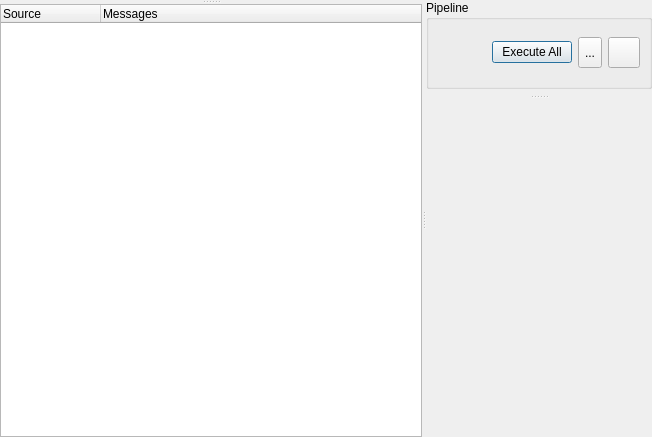
First picture: the form in Include/iqtinsp/CInspectionTaskGuiComp.ui, repository naskin-gmg/AcfSln, before the edit.
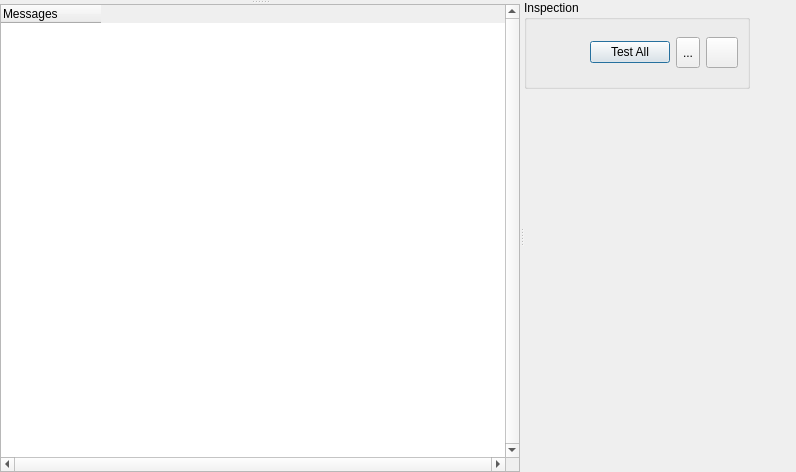
Second picture: the form after the edit. Icons and pictures are not drawn.

```diff
--- a/Include/iqtinsp/CInspectionTaskGuiComp.ui
+++ b/Include/iqtinsp/CInspectionTaskGuiComp.ui
@@ -6,8 +6,8 @@
    <rect>
     <x>0</x>
     <y>0</y>
-    <width>652</width>
-    <height>437</height>
+    <width>796</width>
+    <height>472</height>
    </rect>
   </property>
   <property name="styleSheet">
@@ -30,7 +30,7 @@
 
 </string>
   </property>
-  <layout class="QVBoxLayout" name="verticalLayout_3">
+  <layout class="QHBoxLayout" name="horizontalLayout">
    <property name="leftMargin">
     <number>0</number>
    </property>
@@ -78,14 +78,51 @@
          </property>
          <widget class="QStackedWidget" name="PreviewStack"/>
          <widget class="QTreeWidget" name="MessageList">
+          <property name="sizePolicy">
+           <sizepolicy hsizetype="Expanding" vsizetype="Preferred">
+            <horstretch>0</horstretch>
+            <verstretch>2</verstretch>
+           </sizepolicy>
+          </property>
+          <property name="verticalScrollBarPolicy">
+           <enum>Qt::ScrollBarAlwaysOn</enum>
+          </property>
+          <property name="horizontalScrollBarPolicy">
+           <enum>Qt::ScrollBarAlwaysOn</enum>
+          </property>
+          <property name="sizeAdjustPolicy">
+           <enum>QAbstractScrollArea::AdjustToContentsOnFirstShow</enum>
+          </property>
+          <property name="autoScroll">
+           <bool>true</bool>
+          </property>
+          <property name="showDropIndicator" stdset="0">
+           <bool>false</bool>
+          </property>
           <property name="rootIsDecorated">
            <bool>false</bool>
           </property>
-          <column>
-           <property name="text">
-            <string>Source</string>
-           </property>
-          </column>
+          <property name="uniformRowHeights">
+           <bool>false</bool>
+          </property>
+          <property name="itemsExpandable">
+           <bool>false</bool>
+          </property>
+          <property name="animated">
+           <bool>true</bool>
+          </property>
+          <property name="allColumnsShowFocus">
+           <bool>true</bool>
+          </property>
+          <property name="wordWrap">
+           <bool>true</bool>
+          </property>
+          <attribute name="headerCascadingSectionResizes">
+           <bool>true</bool>
+          </attribute>
+          <attribute name="headerStretchLastSection">
+           <bool>false</bool>
+          </attribute>
           <column>
            <property name="text">
             <string>Messages</string>
@@ -96,12 +133,12 @@
        </item>
       </layout>
      </widget>
-     <widget class="QWidget" name="layoutWidget">
-      <layout class="QVBoxLayout" name="ControlLayout">
+     <widget class="QWidget" name="verticalLayoutWidget_2">
+      <layout class="QVBoxLayout" name="verticalLayout_3">
        <item>
         <widget class="QGroupBox" name="ControlFrame">
          <property name="title">
-          <string>Pipeline</string>
+          <string>Inspection</string>
          </property>
          <layout class="QHBoxLayout" name="horizontalLayout_2">
           <property name="topMargin">
@@ -140,38 +177,6 @@
           </item>
           <item>
            <layout class="QGridLayout" name="gridLayout">
-            <item row="0" column="0">
-             <widget class="QPushButton" name="TestAllButton">
-              <property name="sizePolicy">
-               <sizepolicy hsizetype="Expanding" vsizetype="Fixed">
-                <horstretch>0</horstretch>
-                <verstretch>0</verstretch>
-               </sizepolicy>
-              </property>
-              <property name="toolTip">
-               <string>Recalculate all processing steps</string>
-              </property>
-              <property name="text">
-               <string>Execute All</string>
-              </property>
-              <property name="icon">
-               <iconset resource="../../../Acf/Include/iqtgui/iqtgui.qrc">
-                <normaloff>:/Icons/Play</normaloff>:/Icons/Play</iconset>
-              </property>
-              <property name="iconSize">
-               <size>
-                <width>24</width>
-                <height>24</height>
-               </size>
-              </property>
-              <property name="default">
-               <bool>true</bool>
-              </property>
-              <property name="flat">
-               <bool>false</bool>
-              </property>
-             </widget>
-            </item>
             <item row="0" column="1" colspan="2">
              <widget class="QToolButton" name="AutoTestButton">
               <property name="sizePolicy">
@@ -227,40 +232,103 @@
               </property>
              </widget>
             </item>
+            <item row="0" column="0">
+             <widget class="QPushButton" name="TestAllButton">
+              <property name="sizePolicy">
+               <sizepolicy hsizetype="Expanding" vsizetype="Fixed">
+                <horstretch>0</horstretch>
+                <verstretch>0</verstretch>
+               </sizepolicy>
+              </property>
+              <property name="toolTip">
+               <string>Recalculate all processing steps</string>
+              </property>
+              <property name="text">
+               <string>Test All</string>
+              </property>
+              <property name="icon">
+               <iconset resource="../../../Acf/Include/iqtgui/iqtgui.qrc">
+                <normaloff>:/Icons/Play</normaloff>:/Icons/Play</iconset>
+              </property>
+              <property name="iconSize">
+               <size>
+                <width>24</width>
+                <height>24</height>
+               </size>
+              </property>
+              <property name="default">
+               <bool>true</bool>
+              </property>
+              <property name="flat">
+               <bool>false</bool>
+              </property>
+             </widget>
+            </item>
            </layout>
           </item>
          </layout>
         </widget>
        </item>
        <item>
-        <widget class="QSplitter" name="ParameterSplitter">
-         <property name="orientation">
-          <enum>Qt::Vertical</enum>
-         </property>
-         <widget class="QWidget" name="GeneralParamsFrame" native="true">
-          <layout class="QVBoxLayout" name="verticalLayout_4"/>
-         </widget>
-         <widget class="QFrame" name="ParamsFrame">
-          <property name="sizePolicy">
-           <sizepolicy hsizetype="Preferred" vsizetype="MinimumExpanding">
-            <horstretch>0</horstretch>
-            <verstretch>0</verstretch>
-           </sizepolicy>
-          </property>
-          <property name="frameShape">
-           <enum>QFrame::NoFrame</enum>
-          </property>
-          <property name="frameShadow">
-           <enum>QFrame::Raised</enum>
-          </property>
-          <layout class="QVBoxLayout" name="verticalLayout_2"/>
-         </widget>
-        </widget>
+        <layout class="QVBoxLayout" name="verticalLayout">
+         <item>
+          <widget class="QWidget" name="GeneralParamsFrame" native="true">
+           <property name="sizePolicy">
+            <sizepolicy hsizetype="Preferred" vsizetype="Maximum">
+             <horstretch>0</horstretch>
+             <verstretch>0</verstretch>
+            </sizepolicy>
+           </property>
+           <layout class="QVBoxLayout" name="verticalLayout_4"/>
+          </widget>
+         </item>
+         <item>
+          <widget class="QFrame" name="ParamsFrame">
+           <property name="sizePolicy">
+            <sizepolicy hsizetype="Preferred" vsizetype="Expanding">
+             <horstretch>0</horstretch>
+             <verstretch>0</verstretch>
+            </sizepolicy>
+           </property>
+           <property name="frameShape">
+            <enum>QFrame::NoFrame</enum>
+           </property>
+           <property name="frameShadow">
+            <enum>QFrame::Raised</enum>
+           </property>
+           <layout class="QVBoxLayout" name="verticalLayout_2"/>
+          </widget>
+         </item>
+        </layout>
        </item>
       </layout>
      </widget>
     </widget>
    </item>
+   <item>
+    <widget class="QWidget" name="RightPanel" native="true">
+     <property name="minimumSize">
+      <size>
+       <width>40</width>
+       <height>0</height>
+      </size>
+     </property>
+     <layout class="QVBoxLayout" name="verticalLayout_6">
+      <property name="spacing">
+       <number>12</number>
+      </property>
+      <property name="topMargin">
+       <number>0</number>
+      </property>
+      <property name="rightMargin">
+       <number>6</number>
+      </property>
+      <property name="bottomMargin">
+       <number>0</number>
+      </property>
+     </layout>
+    </widget>
+   </item>
   </layout>
  </widget>
  <resources>
```
Left out of the diff: 9 changed lines with no effect on the pictures.
